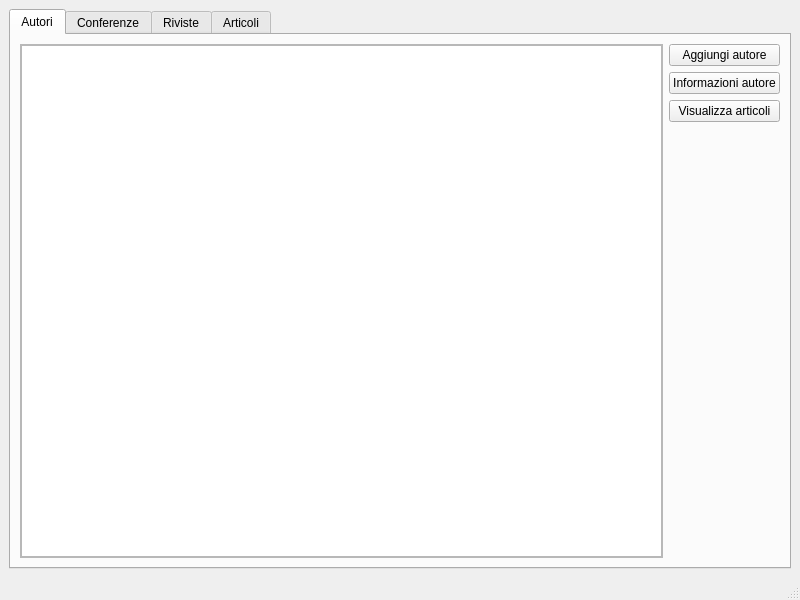
Before: the Qt Designer form mainwindow.ui in CrackedNut/progetto-po, drawn with Qt 5.
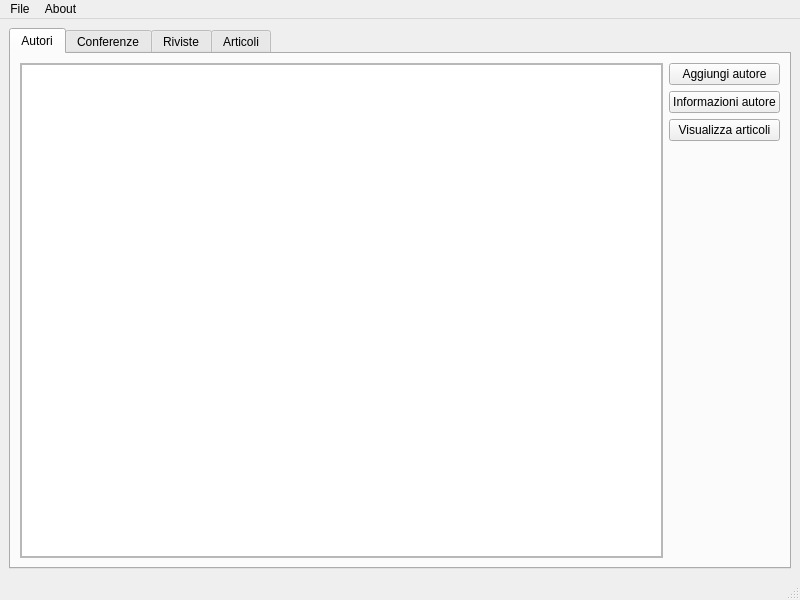
After: the same form once the commit is applied. The open tabs and pages were chosen to show the change.

```diff
--- a/mainwindow.ui
+++ b/mainwindow.ui
@@ -410,6 +410,20 @@
      <height>23</height>
     </rect>
    </property>
+   <widget class="QMenu" name="menuFile">
+    <property name="title">
+     <string>File</string>
+    </property>
+    <addaction name="actionElimina_dati"/>
+   </widget>
+   <widget class="QMenu" name="menuAbout">
+    <property name="title">
+     <string>About</string>
+    </property>
+    <addaction name="actionAbout"/>
+   </widget>
+   <addaction name="menuFile"/>
+   <addaction name="menuAbout"/>
   </widget>
   <widget class="QStatusBar" name="statusbar"/>
  </widget>
```
Left out of the diff: 14 changed lines with no effect on the pictures.
